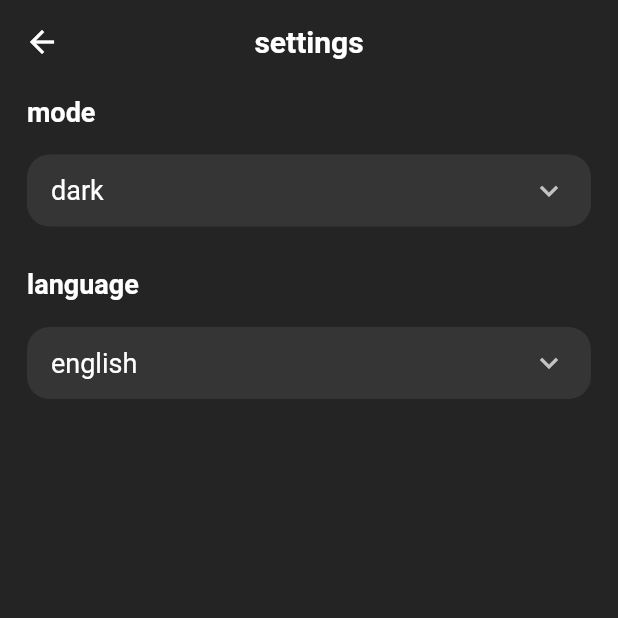
After one commit to MohamedFouad99/chat_group, a Flutter app: the SettingsScreen screen opened by its route, on a phone screen of 412 x 824 dp, the top half of it. The commit adds this screen. Run offline on Flutter 3.47's test engine with Material 2 defaults, Android fonts, the phone set to English and light mode, and no system bars; our stand-ins replace audioplayers, awesome_dialog, bloc, chat_bubbles, cloud_firestore, file_picker and 7 more; missing offline and left inert: record; accounts and stored records are empty; generated files the repository leaves out were written again.

Commit message:
finish_localization&themeing

```diff
--- /dev/null
+++ b/l10n.yaml
@@ -0,0 +1,3 @@
+arb-dir: lib/l10n
+template-arb-file: app_en.arb
+output-localization-file: app_localizations.dart
--- a/lib/cubits/register_cubit/register_cubit.dart
+++ b/lib/cubits/register_cubit/register_cubit.dart
@@ -8,7 +8,6 @@ import 'package:firebase_auth/firebase_auth.dart';
 import 'package:firebase_storage/firebase_storage.dart';
 import 'package:image_picker/image_picker.dart';
 import 'package:meta/meta.dart';
-
 part 'register_state.dart';
 
 class RegisterCubit extends Cubit<RegisterState> {
@@ -52,6 +51,8 @@ class RegisterCubit extends Cubit<RegisterState> {
         emit(RegisterFailure(errorMessage: 'weak-password'));
       } else if (e.code == 'email-already-in-use') {
         emit(RegisterFailure(errorMessage: 'email-already-in-use'));
+      } else if (e.code == 'invalid-email') {
+        emit(RegisterFailure(errorMessage: 'invalid-email'));
       }
     } catch (e) {
       emit(RegisterFailure(errorMessage: e.toString()));
--- a/lib/cubits/sign_in_cubit/sign_in_cubit.dart
+++ b/lib/cubits/sign_in_cubit/sign_in_cubit.dart
@@ -3,7 +3,6 @@
 import 'package:bloc/bloc.dart';
 import 'package:firebase_auth/firebase_auth.dart';
 import 'package:meta/meta.dart';
-
 part 'sign_in_state.dart';
 
 class SignInCubit extends Cubit<SignInState> {
--- /dev/null
+++ b/lib/providers/language_provider.dart
@@ -0,0 +1,13 @@
+import 'package:flutter/material.dart';
+import 'package:shared_preferences/shared_preferences.dart';
+
+class LanguageProvider extends ChangeNotifier {
+  String currentLanguage = 'en';
+
+  void changeLanguage(String newLanguage) async {
+    final prefs = await SharedPreferences.getInstance();
+    currentLanguage = newLanguage;
+    prefs.setString('language', newLanguage);
+    notifyListeners();
+  }
+}
--- /dev/null
+++ b/lib/providers/theme_provider.dart
@@ -0,0 +1,13 @@
+import 'package:flutter/material.dart';
+import 'package:shared_preferences/shared_preferences.dart';
+
+class ThemeProvider extends ChangeNotifier {
+  ThemeMode themeMode = ThemeMode.dark;
+
+  void changeTheme(ThemeMode mode) async {
+    final prefs = await SharedPreferences.getInstance();
+    themeMode = mode;
+    prefs.setString('theme', mode == ThemeMode.dark ? 'dark' : 'light');
+    notifyListeners();
+  }
+}
--- /dev/null
+++ b/lib/screens/settings_screen.dart
@@ -0,0 +1,142 @@
+// ignore_for_file: must_be_immutable
+
+import 'package:flutter/material.dart';
+import 'package:flutter_gen/gen_l10n/app_localizations.dart';
+import 'package:provider/provider.dart';
+
+import '../providers/language_provider.dart';
+import '../providers/theme_provider.dart';
+
+class SettingsScreen extends StatelessWidget {
+  static const String screenRoute = 'settings_screen';
+  SettingsScreen({super.key});
+  String? dropdownvalue;
+  String? dropdownvalueLanguage;
+  @override
+  Widget build(BuildContext context) {
+    var themeProvider = Provider.of<ThemeProvider>(context);
+    var languageProvider = Provider.of<LanguageProvider>(context);
+    var items = [
+      AppLocalizations.of(context)!.light,
+      AppLocalizations.of(context)!.dark,
+    ];
+    var itemsLanguage = [
+      AppLocalizations.of(context)!.english,
+      AppLocalizations.of(context)!.arabic,
+    ];
+
+    return Scaffold(
+      appBar: AppBar(
+        backgroundColor: Colors.transparent,
+        elevation: 0,
+        centerTitle: true,
+        title: Text(
+          AppLocalizations.of(context)!.setting,
+          style: Theme.of(context).textTheme.headline2,
+        ),
+      ),
+      body: Center(
+        child: Padding(
+          padding: const EdgeInsets.symmetric(horizontal: 18, vertical: 8),
+          child: Column(
+            crossAxisAlignment: CrossAxisAlignment.stretch,
+            children: [
+              Text(
+                AppLocalizations.of(context)!.mode,
+                style: Theme.of(context)
+                    .textTheme
+                    .bodyText2!
+                    .copyWith(fontSize: 18, fontWeight: FontWeight.bold),
+              ),
+              const SizedBox(
+                height: 18,
+              ),
+              Container(
+                decoration: BoxDecoration(
+                    color: Theme.of(context).colorScheme.onPrimary,
+                    borderRadius: BorderRadius.circular(15)),
+                child: Padding(
+                  padding: const EdgeInsets.symmetric(horizontal: 16),
+                  child: DropdownButton(
+                    isExpanded: true,
+                    elevation: 0,
+                    underline: const SizedBox(),
+                    value: languageProvider.currentLanguage == 'en' &&
+                            themeProvider.themeMode == ThemeMode.light
+                        ? 'light'
+                        : languageProvider.currentLanguage == 'en' &&
+                                themeProvider.themeMode == ThemeMode.dark
+                            ? 'dark'
+                            : languageProvider.currentLanguage == 'ar' &&
+                                    themeProvider.themeMode == ThemeMode.light
+                                ? 'نهاري'
+                                : 'داكن',
+                    icon: const Icon(Icons.keyboard_arrow_down),
+                    items: items.map((String items) {
+                      return DropdownMenuItem(
+                        value: items,
+                        child: Text(items),
+                      );
+                    }).toList(),
+                    onChanged: (String? newValue) {
+                      dropdownvalue = newValue!;
+                      if (newValue == AppLocalizations.of(context)!.light) {
+                        themeProvider.changeTheme(ThemeMode.light);
+                      } else {
+                        themeProvider.changeTheme(ThemeMode.dark);
+                      }
+                    },
+                  ),
+                ),
+              ),
+              const SizedBox(
+                height: 28,
+              ),
+              Text(
+                AppLocalizations.of(context)!.language,
+                style: Theme.of(context)
+                    .textTheme
+                    .bodyText2!
+                    .copyWith(fontSize: 18, fontWeight: FontWeight.bold),
+              ),
+              const SizedBox(
+                height: 18,
+              ),
+              Container(
+                decoration: BoxDecoration(
+                    color: Theme.of(context).colorScheme.onPrimary,
+                    borderRadius: BorderRadius.circular(15)),
+                child: Padding(
+                  padding: const EdgeInsets.symmetric(horizontal: 16),
+                  child: DropdownButton(
+                    isExpanded: true,
+                    elevation: 0,
+                    underline: const SizedBox(),
+                    value: languageProvider.currentLanguage == 'en'
+                        ? 'english'
+                        : 'العربية',
+                    icon: const Icon(Icons.keyboard_arrow_down),
+                    items: itemsLanguage.map((String itemsLanguage) {
+                      return DropdownMenuItem(
+                        value: itemsLanguage,
+                        child: Text(itemsLanguage),
+                      );
+                    }).toList(),
+                    onChanged: (String? newValueLanguage) {
+                      dropdownvalueLanguage = newValueLanguage!;
+                      if (newValueLanguage == 'arabic') {
+                        languageProvider.changeLanguage('ar');
+                      } else {
+                        languageProvider.changeLanguage('en');
+                      }
+                    },
+                  ),
+                ),
+              ),
+            ],
+          ),
+        ),
+      ),
+    );
+  }
+}
--- a/lib/screens/users_screen.dart
+++ b/lib/screens/users_screen.dart
@@ -3,6 +3,7 @@
 import 'package:chat_group/cubits/user_cubit/user_cubit.dart';
 import 'package:flutter/material.dart';
 import 'package:flutter_bloc/flutter_bloc.dart';
+import 'package:flutter_gen/gen_l10n/app_localizations.dart';
 
 class UsersScreen extends StatelessWidget {
   static const String screenRoute = 'users_screen';
@@ -25,7 +26,7 @@ class UsersScreen extends StatelessWidget {
         return Scaffold(
           appBar: AppBar(
               title: Text(
-            'Group Member',
+            AppLocalizations.of(context)!.group,
             style: Theme.of(context).textTheme.headline2,
           )),
           body: ListView.builder(
--- a/lib/widgets/custom_text_form_filed.dart
+++ b/lib/widgets/custom_text_form_filed.dart
@@ -1,4 +1,5 @@
 import 'package:flutter/material.dart';
+import 'package:flutter_gen/gen_l10n/app_localizations.dart';
 
 class CustomTextFiled extends StatelessWidget {
   const CustomTextFiled(
@@ -33,7 +34,7 @@ class CustomTextFiled extends StatelessWidget {
       onChanged: onChange,
       validator: (value) {
         if (value?.isEmpty ?? true) {
-          return 'Filed is required';
+          return AppLocalizations.of(context)!.filedRequired;
         } else {
           return null;
         }
--- a/lib/widgets/send_opition.dart
+++ b/lib/widgets/send_opition.dart
@@ -4,7 +4,7 @@ import 'package:chat_group/cubits/chat_cubit/chat_cubit.dart';
 import 'package:flutter/material.dart';
 import 'package:flutter_bloc/flutter_bloc.dart';
 import 'package:image_picker/image_picker.dart';
-
+import 'package:flutter_gen/gen_l10n/app_localizations.dart';
 import 'custom_text_form_filed.dart';
 
 class SendOpition extends StatelessWidget {
@@ -31,7 +31,7 @@ class SendOpition extends StatelessWidget {
               )),
           Expanded(
               child: CustomTextFiled(
-            hint: 'Write message..',
+            hint: AppLocalizations.of(context)!.writing,
             keyBoardType: TextInputType.text,
             controller: messageTextController,
             onChange: (value) {
--- a/pubspec.yaml
+++ b/pubspec.yaml
@@ -43,10 +43,13 @@ dependencies:
   flutter:
     sdk: flutter
   flutter_bloc: ^8.1.2
+  flutter_localizations:
+    sdk: flutter
   flutter_pdfview: ^1.2.9
   flutter_svg: ^1.1.6
   flutter_webview_pro: ^3.0.1+4
   image_picker: ^0.8.7
+  intl: ^0.17.0
   path_provider: ^2.0.13
   provider: ^6.0.5
   record: ^4.4.4
@@ -62,7 +65,7 @@ dev_dependencies:
 # following page: https://dart.dev/tools/pub/pubspec
 # The following section is specific to Flutter packages.
 flutter:
-
+  generate: true
   # The following line ensures that the Material Icons font is
   # included with your application, so that you can use the icons in
   # the material Icons class.
```
Also changed, not shown: lib/cubits/chat_cubit/chat_cubit.dart (+4 -4 lines), lib/l10n/app_ar.arb (added, +31 -0 lines), lib/l10n/app_en.arb (added, +31 -0 lines), lib/main.dart (+28 -3 lines), lib/screens/chat_screen.dart (+8 -3 lines), lib/screens/registration_screen.dart (+9 -7 lines), lib/screens/sign_in.dart (+5 -4 lines), lib/screens/welcome_screen.dart (+4 -3 lines), lib/widgets/message_line.dart (+11 -10 lines), pubspec.lock.
